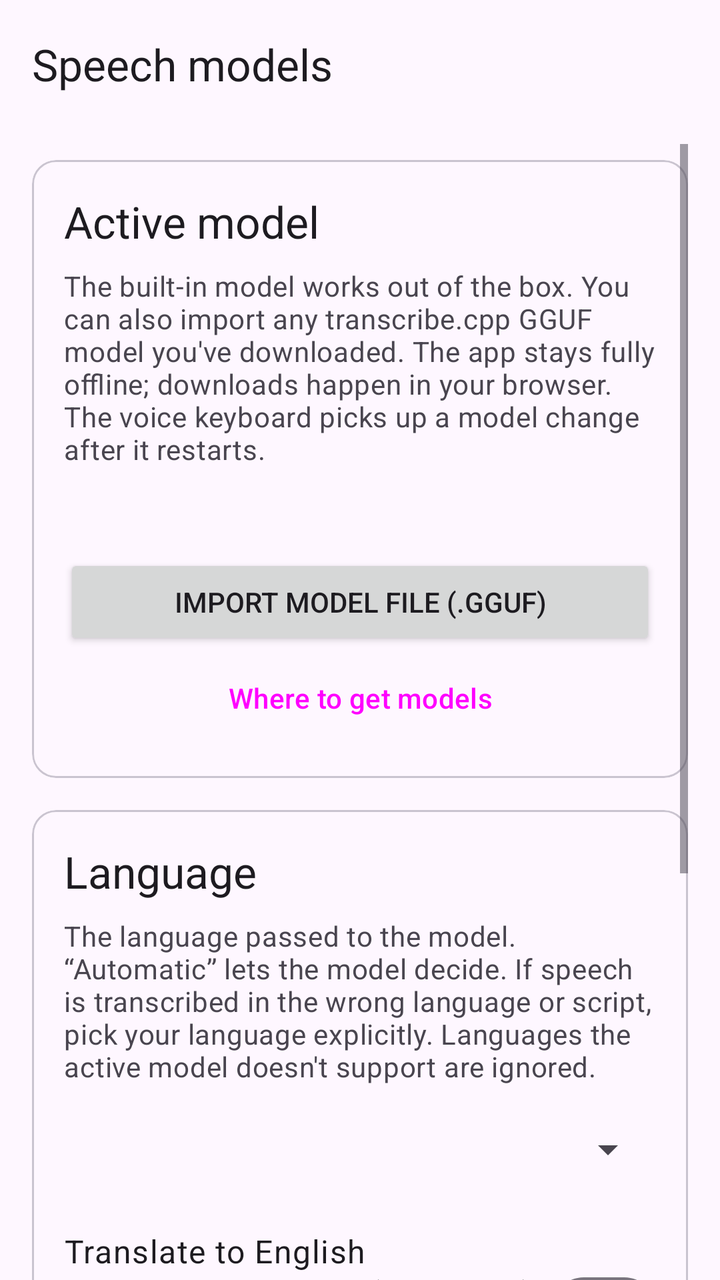
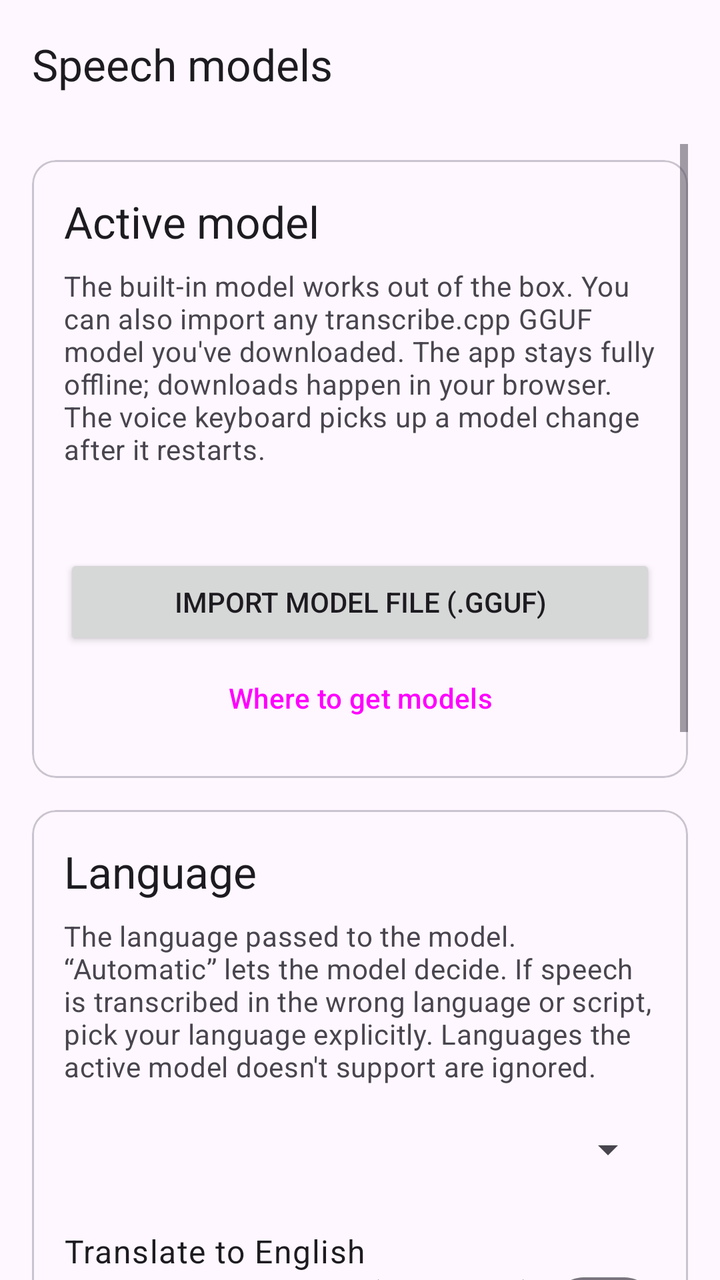

Before-and-after screenshots of an Android layout around one commit, followed by the original layout XML and the change that was made.
<!-- AndroidManifest.xml: application theme AppTheme -->
<!-- res/layout/activity_models.xml -->
<?xml version="1.0" encoding="utf-8"?>
<LinearLayout xmlns:android="http://schemas.android.com/apk/res/android"
    xmlns:app="http://schemas.android.com/apk/res-auto"
    android:layout_width="match_parent"
    android:layout_height="match_parent"
    android:orientation="vertical"
    android:fitsSystemWindows="true">

    <com.google.android.material.appbar.AppBarLayout
        android:layout_width="match_parent"
        android:layout_height="wrap_content"
        android:fitsSystemWindows="true">

        <com.google.android.material.appbar.MaterialToolbar
            android:id="@+id/toolbar"
            android:layout_width="match_parent"
            android:layout_height="?attr/actionBarSize"
            app:title="@string/models_title" />
    </com.google.android.material.appbar.AppBarLayout>

    <ScrollView
        android:layout_width="match_parent"
        android:layout_height="0dp"
        android:layout_weight="1"
        android:clipToPadding="false"
        android:paddingStart="16dp"
        android:paddingEnd="16dp"
        android:paddingTop="8dp"
        android:paddingBottom="16dp">

        <LinearLayout
            android:layout_width="match_parent"
            android:layout_height="wrap_content"
            android:orientation="vertical">

            
            <com.google.android.material.card.MaterialCardView
                android:layout_width="match_parent"
                android:layout_height="wrap_content"
                android:layout_marginTop="8dp"
                android:layout_marginBottom="16dp"
                app:contentPadding="16dp">

                <LinearLayout
                    android:layout_width="match_parent"
                    android:layout_height="wrap_content"
                    android:orientation="vertical">

                    <TextView
                        android:layout_width="match_parent"
                        android:layout_height="wrap_content"
                        android:text="@string/models_active_section"
                        android:textAppearance="?attr/textAppearanceTitleLarge"
                        android:layout_marginBottom="8dp"/>

                    <TextView
                        android:layout_width="match_parent"
                        android:layout_height="wrap_content"
                        android:text="@string/models_desc"
                        android:textAppearance="?attr/textAppearanceBodyMedium"
                        android:textColor="?attr/colorOnSurfaceVariant"
                        android:layout_marginBottom="8dp"/>

                    <LinearLayout
                        android:id="@+id/model_list"
                        android:layout_width="match_parent"
                        android:layout_height="wrap_content"
                        android:orientation="vertical"
                        android:layout_marginBottom="8dp"/>

                    <TextView
                        android:id="@+id/txt_model_status"
                        android:layout_width="match_parent"
                        android:layout_height="wrap_content"
                        android:textAppearance="?attr/textAppearanceBodyMedium"
                        android:textColor="?attr/colorOnSurfaceVariant"
                        android:layout_marginBottom="8dp"/>

                    <LinearLayout
                        android:id="@+id/import_area"
                        android:layout_width="match_parent"
                        android:layout_height="wrap_content"
                        android:orientation="vertical"
                        android:visibility="gone"
                        android:layout_marginBottom="8dp">

                        <TextView
                            android:id="@+id/txt_import"
                            android:layout_width="match_parent"
                            android:layout_height="wrap_content"
                            android:textAppearance="?attr/textAppearanceBodyMedium"/>

                        <ProgressBar
                            android:id="@+id/import_progress"
                            style="?android:attr/progressBarStyleHorizontal"
                            android:layout_width="match_parent"
                            android:layout_height="wrap_content"/>
                    </LinearLayout>

                    <Button
                        android:id="@+id/btn_import"
                        android:layout_width="match_parent"
                        android:layout_height="wrap_content"
                        android:text="@string/models_import"/>

                    <Button
                        android:id="@+id/btn_model_links"
                        style="@style/Widget.Material3.Button.TextButton"
                        android:layout_width="match_parent"
                        android:layout_height="wrap_content"
                        android:text="@string/models_links"/>
                </LinearLayout>
            </com.google.android.material.card.MaterialCardView>

            
            <com.google.android.material.card.MaterialCardView
                android:layout_width="match_parent"
                android:layout_height="wrap_content"
                android:layout_marginBottom="16dp"
                app:contentPadding="16dp">

                <LinearLayout
                    android:layout_width="match_parent"
                    android:layout_height="wrap_content"
                    android:orientation="vertical">

                    <TextView
                        android:layout_width="match_parent"
                        android:layout_height="wrap_content"
                        android:text="@string/models_language_section"
                        android:textAppearance="?attr/textAppearanceTitleLarge"
                        android:layout_marginBottom="8dp"/>

                    <TextView
                        android:layout_width="match_parent"
                        android:layout_height="wrap_content"
                        android:text="@string/models_language_desc"
                        android:textAppearance="?attr/textAppearanceBodyMedium"
                        android:textColor="?attr/colorOnSurfaceVariant"
                        android:layout_marginBottom="8dp"/>

                    <Spinner
                        android:id="@+id/spinner_language"
                        android:layout_width="match_parent"
                        android:layout_height="wrap_content"
                        android:minHeight="48dp"/>

                    <LinearLayout
                        android:layout_width="match_parent"
                        android:layout_height="wrap_content"
                        android:orientation="horizontal"
                        android:gravity="center_vertical"
                        android:layout_marginTop="16dp">

                        <LinearLayout
                            android:layout_width="0dp"
                            android:layout_height="wrap_content"
                            android:layout_weight="1"
                            android:orientation="vertical">

                            <TextView
                                android:layout_width="match_parent"
                                android:layout_height="wrap_content"
                                android:text="@string/models_translate"
                                android:textAppearance="?attr/textAppearanceBodyLarge"/>

                            <TextView
                                android:layout_width="match_parent"
                                android:layout_height="wrap_content"
                                android:text="@string/models_translate_desc"
                                android:textAppearance="?attr/textAppearanceBodySmall"
                                android:textColor="?attr/colorOnSurfaceVariant"/>
                        </LinearLayout>

                        <com.google.android.material.materialswitch.MaterialSwitch
                            android:id="@+id/switch_translate"
                            android:layout_width="wrap_content"
                            android:layout_height="wrap_content"/>
                    </LinearLayout>
                </LinearLayout>
            </com.google.android.material.card.MaterialCardView>

            
            <com.google.android.material.card.MaterialCardView
                android:layout_width="match_parent"
                android:layout_height="wrap_content"
                android:layout_marginBottom="16dp"
                app:contentPadding="16dp">

                <LinearLayout
                    android:layout_width="match_parent"
                    android:layout_height="wrap_content"
                    android:orientation="vertical">

                    <TextView
                        android:layout_width="match_parent"
                        android:layout_height="wrap_content"
                        android:text="@string/models_threads_section"
                        android:textAppearance="?attr/textAppearanceTitleLarge"
                        android:layout_marginBottom="8dp"/>

                    <TextView
                        android:layout_width="match_parent"
                        android:layout_height="wrap_content"
                        android:text="@string/models_threads_desc"
                        android:textAppearance="?attr/textAppearanceBodyMedium"
                        android:textColor="?attr/colorOnSurfaceVariant"
                        android:layout_marginBottom="8dp"/>

                    <Spinner
                        android:id="@+id/spinner_threads"
                        android:layout_width="match_parent"
                        android:layout_height="wrap_content"
                        android:minHeight="48dp"/>
                </LinearLayout>
            </com.google.android.material.card.MaterialCardView>
        </LinearLayout>
    </ScrollView>
</LinearLayout>
<!-- resources referenced by this layout -->
<resources>
  <string name="models_active_section">Active model</string>
  <string name="models_desc">The built-in model works out of the box. You can also import any transcribe.cpp GGUF model you\'ve downloaded. The app stays fully offline; downloads happen in your browser. The voice keyboard picks up a model change after it restarts.</string>
  <string name="models_import">Import model file (.gguf)</string>
  <string name="models_language_desc">The language passed to the model. “Automatic” lets the model decide. If speech is transcribed in the wrong language or script, pick your language explicitly. Languages the active model doesn\'t support are ignored.</string>
  <string name="models_language_section">Language</string>
  <string name="models_links">Where to get models</string>
  <string name="models_threads_desc">Threads used for transcription. “Automatic” picks a value based on this device\'s CPU. If transcription is slow, try different values; more threads is not always faster.</string>
  <string name="models_threads_section">CPU threads</string>
  <string name="models_title">Speech models</string>
  <string name="models_translate">Translate to English</string>
  <string name="models_translate_desc">For models that support it (e.g. Whisper): speech in any language becomes English text, including in live subtitles. Ignored by other models.</string>
  <style name="AppTheme" parent="Theme.Material3.DayNight.NoActionBar">
          <item name="colorPrimary">@color/colorPrimary</item>
          <item name="colorOnPrimary">@color/white</item>
          
          <item name="android:windowLightStatusBar">true</item>
      </style>
  <color name="colorPrimary">#2196F3</color>
  <color name="white">#FFFFFF</color>
</resources>

<!-- the commit's change to res/layout/activity_models.xml (unified diff, before → after) -->
@@ -214,6 +214,41 @@
                         android:minHeight="48dp"/>
                 </LinearLayout>
             </com.google.android.material.card.MaterialCardView>
+
+            
+            <com.google.android.material.card.MaterialCardView
+                android:layout_width="match_parent"
+                android:layout_height="wrap_content"
+                android:layout_marginBottom="16dp"
+                app:contentPadding="16dp">
+
+                <LinearLayout
+                    android:layout_width="match_parent"
+                    android:layout_height="wrap_content"
+                    android:orientation="vertical">
+
+                    <TextView
+                        android:layout_width="match_parent"
+                        android:layout_height="wrap_content"
+                        android:text="@string/models_r2t2_cadence_section"
+                        android:textAppearance="?attr/textAppearanceTitleLarge"
+                        android:layout_marginBottom="8dp"/>
+
+                    <TextView
+                        android:layout_width="match_parent"
+                        android:layout_height="wrap_content"
+                        android:text="@string/models_r2t2_cadence_desc"
+                        android:textAppearance="?attr/textAppearanceBodyMedium"
+                        android:textColor="?attr/colorOnSurfaceVariant"
+                        android:layout_marginBottom="8dp"/>
+
+                    <Spinner
+                        android:id="@+id/spinner_r2t2_cadence"
+                        android:layout_width="match_parent"
+                        android:layout_height="wrap_content"
+                        android:minHeight="48dp"/>
+                </LinearLayout>
+            </com.google.android.material.card.MaterialCardView>
         </LinearLayout>
     </ScrollView>
 </LinearLayout>
<!-- resource entries referenced after the edit -->
@@ -6,6 +6,8 @@
   <string name="models_language_desc">The language passed to the model. “Automatic” lets the model decide. If speech is transcribed in the wrong language or script, pick your language explicitly. Languages the active model doesn\'t support are ignored.</string>
   <string name="models_language_section">Language</string>
   <string name="models_links">Where to get models</string>
+  <string name="models_r2t2_cadence_desc">Cadence in milliseconds for Confucius4-R2T2 native streaming. Lower values give faster real-time updates; higher values increase batch efficiency (default 320 ms).</string>
+  <string name="models_r2t2_cadence_section">R2T2 streaming cadence</string>
   <string name="models_threads_desc">Threads used for transcription. “Automatic” picks a value based on this device\'s CPU. If transcription is slow, try different values; more threads is not always faster.</string>
   <string name="models_threads_section">CPU threads</string>
   <string name="models_title">Speech models</string>
